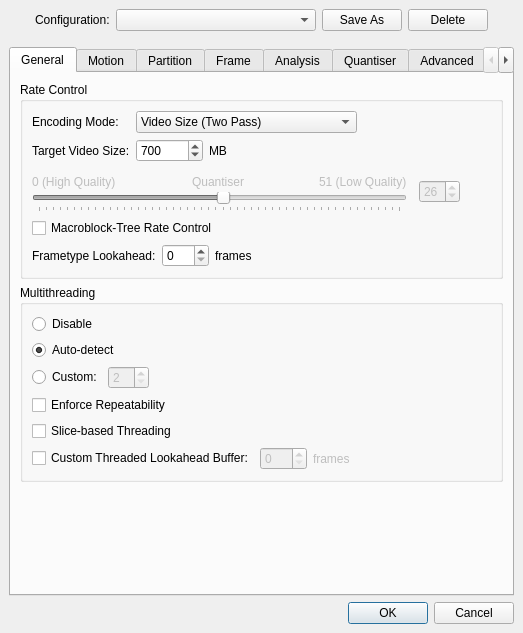
Qt form branches/avidemux_2.5_branch_gruntster/plugins/ADM_videoEncoder/ADM_vidEnc_x264/qt4/x264ConfigDialog.ui (BackupTheBerlios/avidemux-svn) before a commit.
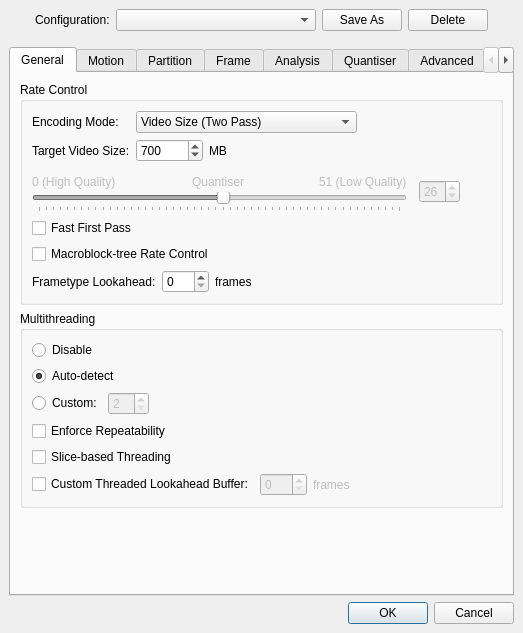
The same form after that commit.

Commit message: [x264] support for fast first pass

The edit to the form file:
```diff
--- a/branches/avidemux_2.5_branch_gruntster/plugins/ADM_videoEncoder/ADM_vidEnc_x264/qt4/x264ConfigDialog.ui
+++ b/branches/avidemux_2.5_branch_gruntster/plugins/ADM_videoEncoder/ADM_vidEnc_x264/qt4/x264ConfigDialog.ui
@@ -422,10 +422,17 @@
             </item>
            </layout>
           </item>
+          <item>
+           <widget class="QCheckBox" name="fastFirstPassCheckBox" >
+            <property name="text" >
+             <string>Fast First Pass</string>
+            </property>
+           </widget>
+          </item>
           <item>
            <widget class="QCheckBox" name="mbTreeCheckBox" >
             <property name="text" >
-             <string>Macroblock-Tree Rate Control</string>
+             <string>Macroblock-tree Rate Control</string>
             </property>
            </widget>
           </item>
```
Left out of the diff: 1 changed line with no effect on the pictures. The commit also changes 5 other files.
